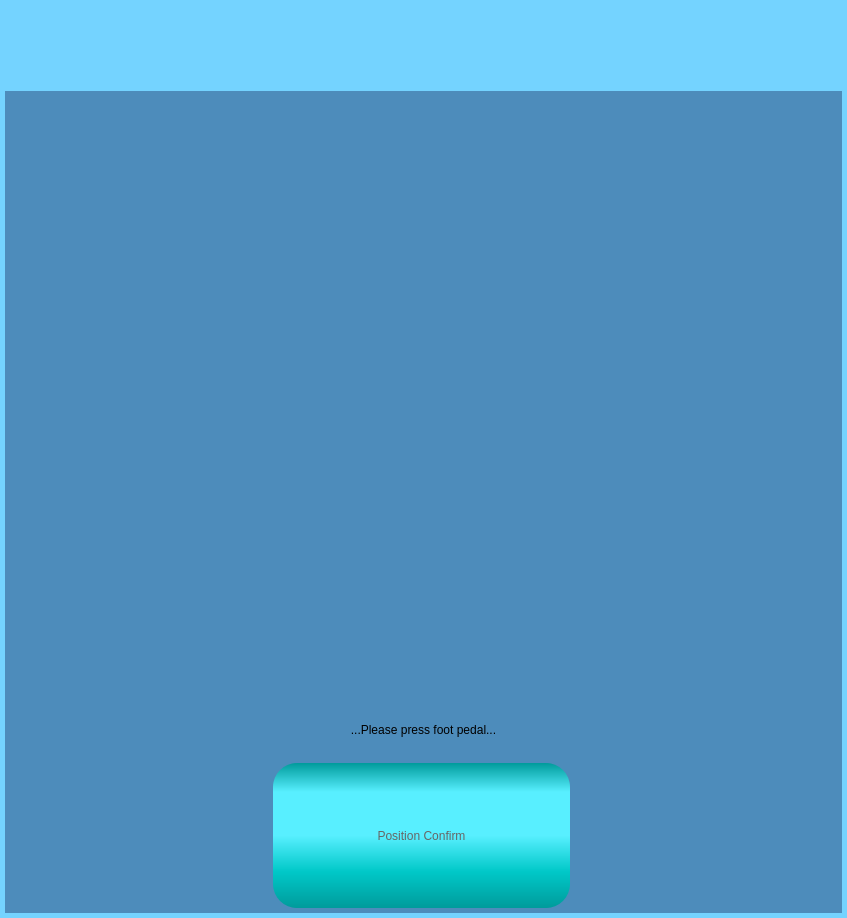
Qt form FunctionLib_UI/DlgFootPedal.ui (PoJenCheng/AitherBot_V2.1) before a commit.
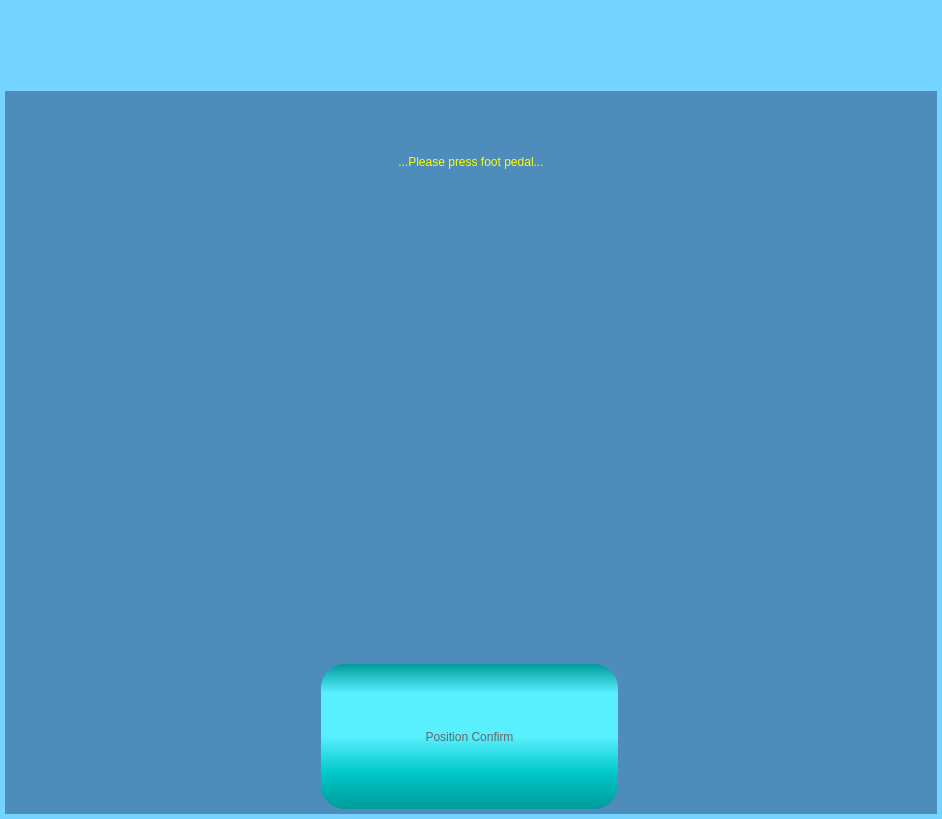
The same form after that commit. Icons and pictures are not drawn.

Commit message:
修改: - 指示器的指針, 間隔繪製更改 - laser figure右側子圖更改刻度 - DlgFootPedal介面
UI
- 增加橘色燈號
- 刪除LCD呼吸比率

新增：
- Hint Box Dialog UI

fixed:
- registration array為空時取平均的錯誤

Diff of the .ui file:
```diff
--- a/FunctionLib_UI/DlgFootPedal.ui
+++ b/FunctionLib_UI/DlgFootPedal.ui
@@ -9,8 +9,8 @@
    <rect>
     <x>0</x>
     <y>0</y>
-    <width>847</width>
-    <height>918</height>
+    <width>942</width>
+    <height>819</height>
    </rect>
   </property>
   <property name="windowTitle">
@@ -73,12 +73,22 @@
 	background-color: qlineargradient(spread:pad, x1:0, y1:0, x2:0, y2:1, stop:0 rgba(155, 155, 155, 255), stop:0.2 rgba(239, 239, 239, 255), stop:0.5 rgba(239, 239, 239, 255), stop:0.75 rgba(200, 200, 200, 255),  stop:1 rgba(155, 155, 155, 255));
 }
 
+#lblContent{
+	color:rgb(255, 255, 0);
+	font: 64px &quot;Arial&quot;;
+}
+
+#lblContentPress{
+	color:rgb(255, 200, 255);
+	font: 48px &quot;Arial&quot;;
+}
+
 #lblDescription{
 	color:rgb(255, 255, 255);
 	font: 24pt &quot;Arial&quot;;
 }</string>
      </property>
-     <layout class="QGridLayout" name="gridLayout_2" rowstretch="1,0,0,0">
+     <layout class="QGridLayout" name="gridLayout_2" rowstretch="1,0">
       <property name="leftMargin">
        <number>0</number>
       </property>
@@ -94,6 +104,29 @@
       <property name="horizontalSpacing">
        <number>0</number>
       </property>
+      <item row="1" column="0">
+       <layout class="QGridLayout" name="gridLayout">
+        <item row="0" column="0">
+         <widget class="QPushButton" name="btnConfirm">
+          <property name="sizePolicy">
+           <sizepolicy hsizetype="Maximum" vsizetype="Fixed">
+            <horstretch>0</horstretch>
+            <verstretch>0</verstretch>
+           </sizepolicy>
+          </property>
+          <property name="minimumSize">
+           <size>
+            <width>300</width>
+            <height>150</height>
+           </size>
+          </property>
+          <property name="text">
+           <string>Position Confirm</string>
+          </property>
+         </widget>
+        </item>
+       </layout>
+      </item>
       <item row="0" column="0">
        <widget class="QStackedWidget" name="wdgPicture">
         <property name="sizePolicy">
@@ -121,6 +154,62 @@
          <property name="styleSheet">
           <string notr="true">image:url(image/foot_pedal_and_drag.png)</string>
          </property>
+         <layout class="QVBoxLayout" name="verticalLayout" stretch="0,1,0">
+          <property name="spacing">
+           <number>0</number>
+          </property>
+          <property name="leftMargin">
+           <number>0</number>
+          </property>
+          <property name="topMargin">
+           <number>0</number>
+          </property>
+          <property name="rightMargin">
+           <number>0</number>
+          </property>
+          <property name="bottomMargin">
+           <number>0</number>
+          </property>
+          <item>
+           <widget class="QLabel" name="lblContent">
+            <property name="text">
+             <string>...Please press foot pedal...</string>
+            </property>
+            <property name="alignment">
+             <set>Qt::AlignCenter</set>
+            </property>
+           </widget>
+          </item>
+          <item>
+           <widget class="QWidget" name="wdgPedal" native="true">
+            <property name="minimumSize">
+             <size>
+              <width>0</width>
+              <height>285</height>
+             </size>
+            </property>
+            <property name="maximumSize">
+             <size>
+              <width>16777215</width>
+              <height>285</height>
+             </size>
+            </property>
+            <property name="styleSheet">
+             <string notr="true">image:url(image/foot_pedal_and_drag.png)</string>
+            </property>
+           </widget>
+          </item>
+          <item>
+           <widget class="QLabel" name="lblDescription">
+            <property name="text">
+             <string/>
+            </property>
+            <property name="alignment">
+             <set>Qt::AlignCenter</set>
+            </property>
+           </widget>
+          </item>
+         </layout>
         </widget>
         <widget class="QWidget" name="pgPedalPress">
          <property name="styleSheet">
@@ -256,46 +345,6 @@
         </widget>
        </widget>
       </item>
-      <item row="1" column="0">
-       <widget class="QLabel" name="lblContent">
-        <property name="text">
-         <string>...Please press foot pedal...</string>
-        </property>
-        <property name="alignment">
-         <set>Qt::AlignCenter</set>
-        </property>
-       </widget>
-      </item>
-      <item row="2" column="0">
-       <widget class="QLabel" name="lblDescription">
-        <property name="text">
-         <string/>
-        </property>
-       </widget>
-      </item>
-      <item row="3" column="0">
-       <layout class="QGridLayout" name="gridLayout">
-        <item row="0" column="0">
-         <widget class="QPushButton" name="btnConfirm">
-          <property name="sizePolicy">
-           <sizepolicy hsizetype="Maximum" vsizetype="Fixed">
-            <horstretch>0</horstretch>
-            <verstretch>0</verstretch>
-           </sizepolicy>
-          </property>
-          <property name="minimumSize">
-           <size>
-            <width>300</width>
-            <height>150</height>
-           </size>
-          </property>
-          <property name="text">
-           <string>Position Confirm</string>
-          </property>
-         </widget>
-        </item>
-       </layout>
-      </item>
      </layout>
     </widget>
    </item>
```
Left out of the diff: 38 changed lines with no effect on the pictures. The commit also changes 20 other files.
